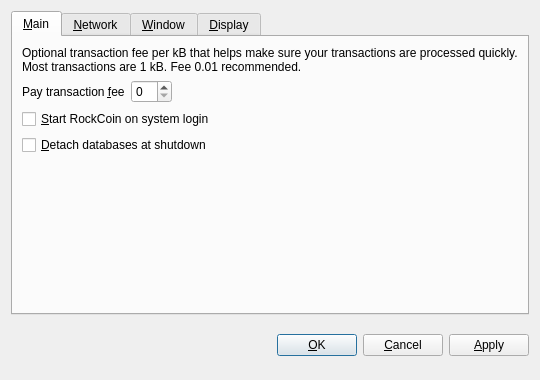
First picture: the form in src/qt/forms/optionsdialog.ui, repository haisee/rockcoin, before the edit.
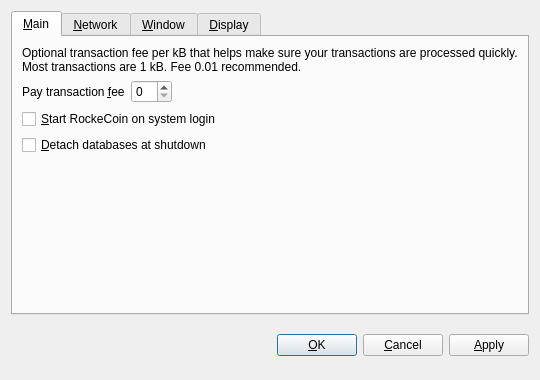
Second picture: the form after the edit. Custom widgets are drawn as their Qt base class.

Commit message: fix coin name

Diff of the .ui file:
```diff
--- a/src/qt/forms/optionsdialog.ui
+++ b/src/qt/forms/optionsdialog.ui
@@ -82,7 +82,7 @@
           <string>Automatically start RockCoin after logging in to the system.</string>
          </property>
          <property name="text">
-          <string>&amp;Start RockCoin on system login</string>
+          <string>&amp;Start RockeCoin on system login</string>
          </property>
         </widget>
        </item>
```
Left out of the diff: 10 changed lines with no effect on the pictures. The commit also changes 141 other files.
